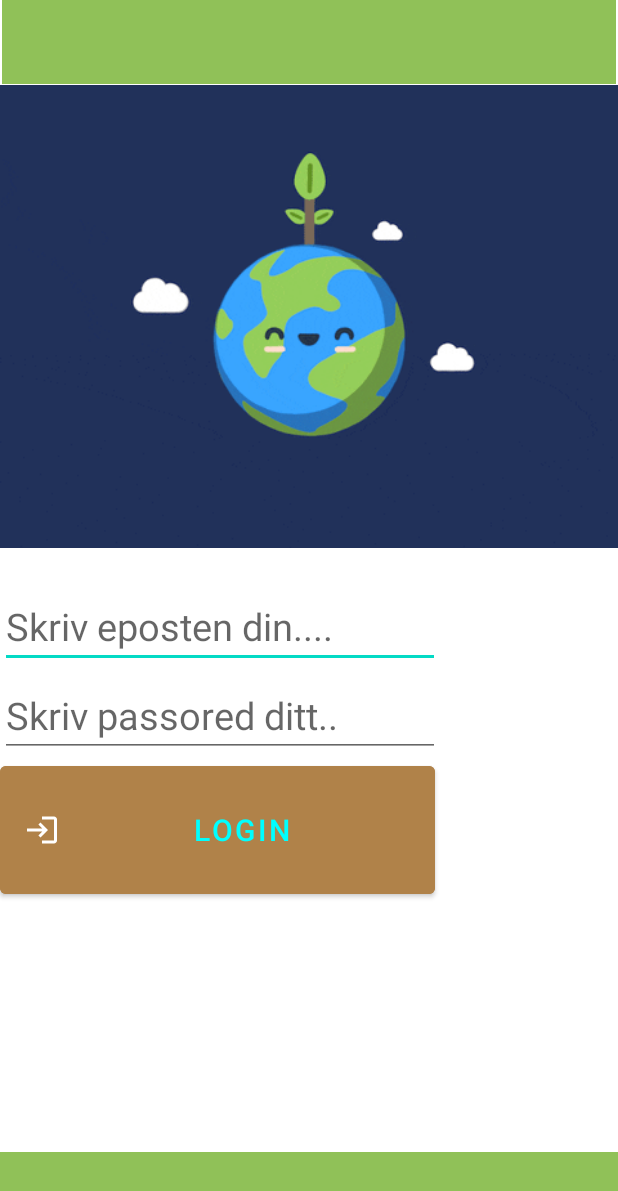
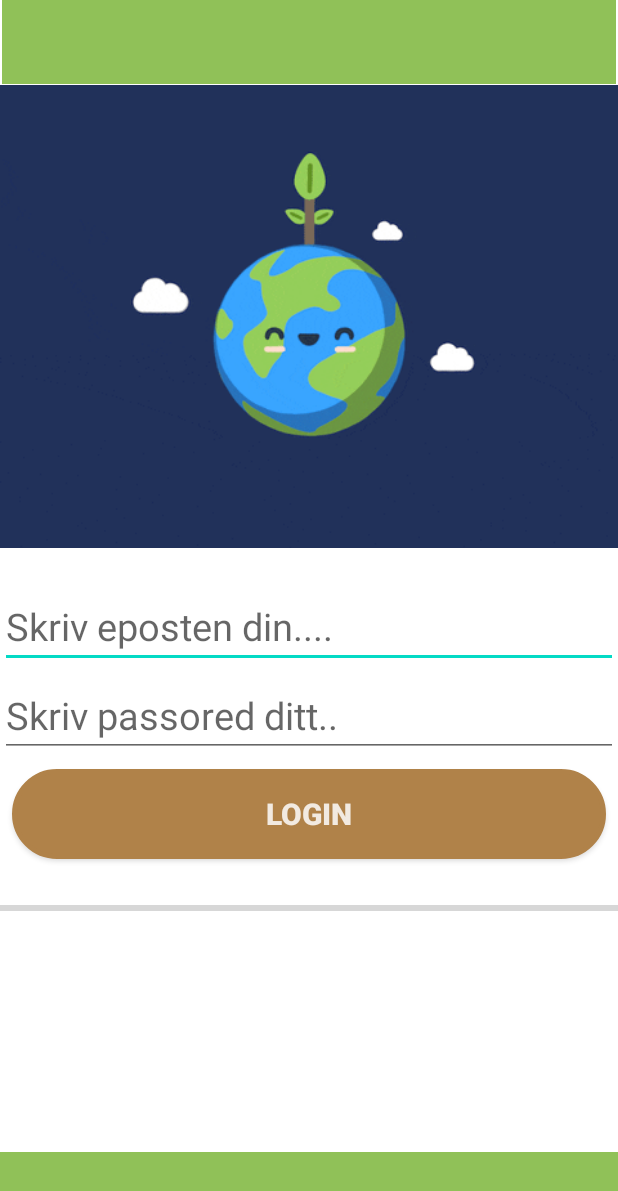
Before and after one commit to Mikebrowski/greenpay_c, an Android app: the RegisterActivityScreen screen opened directly, with no data from a screen before it, after a tap on "LOGIN", on a phone screen of 412 x 824 dp. Shown: the top 1191 px of the screen. Run offline under Robolectric (Android 15) with nearby library versions, the phone set to English and light mode, and no system bars; our stand-ins replace Firebase (no records; nobody signed in at launch, a user with empty details on screens opened directly); Roboto replaces fonts that are not available here.

Commit message:
ADDED NEW BRANCH WITH LOGIN nextup dis

```diff
--- a/app/src/main/java/com/example/greenpayremastered/LoginActivity.java
+++ b/app/src/main/java/com/example/greenpayremastered/LoginActivity.java
@@ -10,16 +10,14 @@ import android.util.Patterns;
 import android.view.View;
 import android.widget.Button;
 import android.widget.EditText;
+import android.widget.ProgressBar;
 import android.widget.Toast;
 
 import com.google.android.gms.tasks.OnCompleteListener;
 import com.google.android.gms.tasks.Task;
 import com.google.firebase.auth.AuthResult;
 import com.google.firebase.auth.FirebaseAuth;
-import com.google.firebase.auth.FirebaseUser;
-import com.google.firebase.database.DatabaseReference;
 import com.google.firebase.database.FirebaseDatabase;
-import com.google.firebase.firestore.auth.User;
 
 import database.UserData;
 
@@ -29,14 +27,16 @@ public class LoginActivity extends AppCompatActivity {
     private Button insideLoginBtn;
     private EditText inputEmail;
     private EditText inputPassword;
-
+    private ProgressBar progressBar;
 
     /*DB and ADAPTER*/
-    //UserData userData= new UserData();
+
+    UserData userData= new UserData();
     private FirebaseAuth mAuth;
     //private DatabaseReference myRef;
     private FirebaseAuth firebaseAuth;
     private FirebaseDatabase mFirebaseDatabase;
+
 
     @Override
     protected void onCreate(Bundle savedInstanceState) {
@@ -46,6 +46,10 @@ public class LoginActivity extends AppCompatActivity {
 
         inputEmail= (EditText) findViewById(R.id.inputEmail);
         inputPassword= (EditText) findViewById(R.id.inputPassword);
+        progressBar = (ProgressBar)findViewById(R.id.loginProgressBar);
+        progressBar.setVisibility(View.VISIBLE);
+
+
 
         mAuth = FirebaseAuth.getInstance();
         //myRef = mFirebaseDatabase.getReference().child("UserData");
@@ -76,12 +80,14 @@ public class LoginActivity extends AppCompatActivity {
             inputPassword.setError("Passord feltet må skrevet");
             inputPassword.requestFocus();
         }else {
+            progressBar.setVisibility(View.VISIBLE);
             mAuth.signInWithEmailAndPassword(emailString,passwordCheck).addOnCompleteListener(new OnCompleteListener<AuthResult>() {
                 @Override
                 public void onComplete(@NonNull Task<AuthResult> task) {
                     if(task.isSuccessful()){
                         Toast.makeText(LoginActivity.this,"Logget velykkende med følgende: "+inputEmail,Toast.LENGTH_LONG).show();
                         startActivity(new Intent(LoginActivity.this, LoginActivityScreen.class));
+                        progressBar.setVisibility(View.GONE);
                     }
 
                 }
--- a/app/src/main/java/com/example/greenpayremastered/RegisterActivityScreen.java
+++ b/app/src/main/java/com/example/greenpayremastered/RegisterActivityScreen.java
@@ -11,6 +11,7 @@ import android.util.Patterns;
 import android.view.View;
 import android.widget.Button;
 import android.widget.EditText;
+import android.widget.ProgressBar;
 import android.widget.Toast;
 
 import com.google.android.gms.tasks.OnCompleteListener;
@@ -27,6 +28,7 @@ public class RegisterActivityScreen extends AppCompatActivity {
 
     private EditText txtEmailAddress;
     private EditText txtPassword;
+    private EditText txtUsername;
     //private EditText editTextTextPassword2; SJEKKE OM BEGGE PASSWORD ER RIKTIG
 
     private FirebaseDatabase mFirebaseDatabase;
@@ -34,13 +36,14 @@ public class RegisterActivityScreen extends AppCompatActivity {
     private FirebaseAuth.AuthStateListener mAuthListener;
     private FirebaseAuth firebaseAuth;
     private DatabaseReference myRef;
+    private ProgressBar regprogressBar;
 
 
     //GUI
     private Button loginButton;    //loginBtnReg
     private Button registerButton;
+    private Object UserData;
     //private ProgressBar loadingPB;
-    UserData userData = new UserData();
 
 
     @Override
@@ -48,14 +51,21 @@ public class RegisterActivityScreen extends AppCompatActivity {
         super.onCreate(savedInstanceState);
         setContentView(R.layout.activity_register_screen);
 
-        txtEmailAddress =(EditText) findViewById(R.id.editTextViewEmail);
-        txtPassword =(EditText) findViewById(R.id.editTextTextPassword1);
-        registerButton =(Button) findViewById(R.id.registerButton);
-        loginButton=(Button) findViewById(R.id.insideLoginBtn);
+        txtEmailAddress = (EditText) findViewById(R.id.editTextViewEmail);
+        txtPassword = (EditText) findViewById(R.id.editTextTextPassword1);
+        txtUsername = (EditText) findViewById(R.id.usernameInput);  //usernameInput
+
+
+        registerButton = (Button) findViewById(R.id.registerButton);
+        loginButton = (Button) findViewById(R.id.insideLoginBtn);
+        regprogressBar = (ProgressBar) findViewById(R.id.regprogressBar);
+
+        regprogressBar.setVisibility(View.GONE);
+
 
         mAuth = FirebaseAuth.getInstance();
-        mFirebaseDatabase= FirebaseDatabase.getInstance();
-        myRef =mFirebaseDatabase.getReference().child("UserData");
+        mFirebaseDatabase = FirebaseDatabase.getInstance();
+        myRef = mFirebaseDatabase.getReference().child("UserData");
 
         registerButton.setOnClickListener(new View.OnClickListener() {
             @Override
@@ -68,7 +78,7 @@ public class RegisterActivityScreen extends AppCompatActivity {
         loginButton.setOnClickListener(new View.OnClickListener() {
             @Override
             public void onClick(View v) {
-                Intent newIntentRegLogin = new Intent(RegisterActivityScreen.this,LoginActivity.class);
+                Intent newIntentRegLogin = new Intent(RegisterActivityScreen.this, LoginActivity.class);
                 startActivity(newIntentRegLogin);
             }
         });
@@ -76,30 +86,54 @@ public class RegisterActivityScreen extends AppCompatActivity {
 
     }//end of onCreate
 
-        private void createUser()
-        {
-            /*THIS METHOD IS REQUIRED WITH LOG IN HOW DO I add the USERDATA?*/
-            String emailString = txtEmailAddress.getText().toString();//ALTERNATIVE CHECK IF matches(emailPattern)
+    private void createUser() {
+
+        //String username =
+
+        final String email = txtEmailAddress.getText().toString();//ALTERNATIVE CHECK IF matches(emailPattern)
         String passwordCheck = txtPassword.getText().toString(); //String emailPattern = "[a-zA-Z0-9._-]+@[a-z]+\\.+[a-z.]+";
+        final String username= txtUsername.getText().toString();
 
-            if(TextUtils.isEmpty(emailString)  && Patterns.EMAIL_ADDRESS.matcher(emailString).matches())
-            {
+        if (TextUtils.isEmpty(email) && Patterns.EMAIL_ADDRESS.matcher(email).matches()) {
             txtEmailAddress.setError("Epost kan ikke være blank og riktig skrevet");
             txtEmailAddress.requestFocus();
-            } else if(TextUtils.isEmpty(passwordCheck) ){
+        } else if (TextUtils.isEmpty(passwordCheck)) {
             txtPassword.setError("Passord feltet må være fult");
             txtPassword.requestFocus();
-            }else{
-                mAuth.createUserWithEmailAndPassword(emailString,passwordCheck).addOnCompleteListener(new OnCompleteListener<AuthResult>() {
+        } else if(TextUtils.isEmpty(username)){
+            txtUsername.getText().toString();
+            txtUsername.setError("Brukernavnet må være fult");
+            txtUsername.requestFocus();
+        }
+        else {
+            regprogressBar.setVisibility(View.VISIBLE);
+            mAuth.createUserWithEmailAndPassword(email, passwordCheck).addOnCompleteListener(new OnCompleteListener<AuthResult>() {
                 @Override
                 public void onComplete(@NonNull Task<AuthResult> task) {
-                        if(task.isSuccessful()){
-                            Toast.makeText(RegisterActivityScreen.this,"Brukeren laget "+txtEmailAddress.getText().toString(),Toast.LENGTH_LONG).show();
-                            Intent loggedInside = new Intent(RegisterActivityScreen.this,LoginActivityScreen.class);
+
+
+                    if (task.isSuccessful())
+                    {
+                        UserData userData = new UserData(email, username);
+                        //HVORFOR KAN JEG IKKE PUTTE INN getReference() INN HER myRef
+                        FirebaseDatabase.getInstance().getReference(userData.getUsername()).child(FirebaseAuth.getInstance().getUid()).setValue(userData).addOnCompleteListener(new OnCompleteListener<Void>()
+                                {
+                                    @Override
+                                    public void onComplete(@NonNull Task<Void> task)
+                                    {
+                                        regprogressBar.setVisibility(View.GONE);
+                                        if (task.isSuccessful()){
+                                            Toast.makeText(RegisterActivityScreen.this, "Brukeren laget " + txtEmailAddress.getText().toString(), Toast.LENGTH_LONG).show();
+                                            Intent loggedInside = new Intent(RegisterActivityScreen.this, LoginActivityScreen.class);
                                             startActivity(loggedInside);
+                                        }else{
+                                            //display error
                                         }
-                        else{
-                            Toast.makeText(RegisterActivityScreen.this,"Ugyldig epost eller passord", Toast.LENGTH_LONG).show();
+
+                                    }
+                        });
+                    } else {
+                        Toast.makeText(RegisterActivityScreen.this, "Ugyldig epost,passord eller brukernavn", Toast.LENGTH_LONG).show();
                     }
 
                 }
@@ -109,28 +143,23 @@ public class RegisterActivityScreen extends AppCompatActivity {
 
     }
 
-
-        private boolean validateEmailAdresse(EditText txtEmailAddress, EditText txtPassword)
-        {
+    private boolean validateEmailAdresse(EditText txtEmailAddress, EditText txtPassword) {
         String emailString = txtEmailAddress.getText().toString();//ALTERNATIVE CHECK IF matches(emailPattern)
         String passwordCheck = txtPassword.getText().toString(); //String emailPattern = "[a-zA-Z0-9._-]+@[a-z]+\\.+[a-z.]+";
 
-             if(!emailString.isEmpty()  && Patterns.EMAIL_ADDRESS.matcher(emailString).matches() && !passwordCheck.isEmpty())
-             {
+        if (!emailString.isEmpty() && Patterns.EMAIL_ADDRESS.matcher(emailString).matches() && !passwordCheck.isEmpty()) {
 
-                 userData.setEmail(txtEmailAddress.getText().toString());
-                 userData.setPassword(txtPassword.getText().toString());
+            //userData.setEmail(txtEmailAddress.getText().toString());
+            //userData.setPassword(txtPassword.getText().toString());
 
-                 myRef.push().setValue(userData);
-                 Toast.makeText(this,"Brukeren laget "+txtEmailAddress.getText().toString(),Toast.LENGTH_LONG).show();
+            //myRef.push().setValue(userData);
+            Toast.makeText(this, "Brukeren laget " + txtEmailAddress.getText().toString(), Toast.LENGTH_LONG).show();
             return true;
-             }else {
-                 Toast.makeText(this,"Ugyldig epost eller passord", Toast.LENGTH_LONG).show();
+        } else {
+            Toast.makeText(this, "Ugyldig epost eller passord", Toast.LENGTH_LONG).show();
             return false;
         }//end else
 
     } //end validateEmailAdresse
 
-
-
-}
+}//end of create user
--- a/app/src/main/java/database/UserData.java
+++ b/app/src/main/java/database/UserData.java
@@ -4,22 +4,36 @@ public class UserData {
 
     public String email;
     public String password;
+    public String username;
+
+
+    public String phone;
+    //CALCULATE SHOULD ALWAYS BE INT AND STRING SHOULD ALWAYS BE INPUT
 
 
     public UserData() {
-        this.email = email;
-        this.password = password;
+    }
+
+    public UserData(String emailString, String usernamecheck) {
+        this.email = emailString;
+        this.username = usernamecheck;
     }
 
     public void setEmail(String email) {
         this.email = email;
     }
 
-    public void setPassword(String password) {
-        this.password = password;
+    public void setUsername(String username) {
+        this.username = username;
     }
+
+    //public void setPhone(int phone){ this.phone= phone; }
     public String getEmail() {
         return email;
+    }
+
+    public String getUsername() {
+        return username;
     }
 
     public String getPassword() {
--- /dev/null
+++ b/app/src/main/res/drawable/loginshape.xml
@@ -0,0 +1,27 @@
+<?xml version="1.0" encoding="utf-8"?>
+<shape xmlns:android="http://schemas.android.com/apk/res/android" android:shape="rectangle" >
+    <solid android:color="#B08249"/>
+    <corners
+        android:topLeftRadius="5000dp"
+        android:topRightRadius="5000dp"
+        android:bottomLeftRadius="5000dp"
+        android:bottomRightRadius="5000dp"
+        />
+    <solid
+        android:color="#B08249"
+        />
+    <padding
+        android:left="0dp"
+        android:top="0dp"
+        android:right="0dp"
+        android:bottom="0dp"
+        />
+    <size
+        android:width="270dp"
+        android:height="60dp"
+        />
+    <stroke
+        android:width="3dp"
+        android:color="#B08249"
+        />
+</shape>
--- a/app/src/main/res/layout/loggetscreen.xml
+++ b/app/src/main/res/layout/loggetscreen.xml
@@ -41,8 +41,10 @@
         android:layout_height="0dp"
         app:layout_constraintBottom_toTopOf="@+id/loggedInTextview"
         app:layout_constraintEnd_toEndOf="parent"
+        app:layout_constraintHorizontal_bias="0.0"
         app:layout_constraintStart_toStartOf="parent"
-        app:layout_constraintTop_toBottomOf="@+id/textView6" />
+        app:layout_constraintTop_toBottomOf="@+id/textView6"
+        app:layout_constraintVertical_bias="0.0" />
 
     <Button
         android:id="@+id/logoutBtn"
--- a/app/src/main/res/layout/login_activity.xml
+++ b/app/src/main/res/layout/login_activity.xml
@@ -68,7 +68,7 @@
 
         <EditText
             android:id="@+id/inputEmail"
-            android:layout_width="wrap_content"
+            android:layout_width="match_parent"
             android:layout_height="wrap_content"
             android:layout_marginTop="24dp"
             android:ems="10"
@@ -78,7 +78,7 @@
 
         <EditText
             android:id="@+id/inputPassword"
-            android:layout_width="wrap_content"
+            android:layout_width="match_parent"
             android:layout_height="wrap_content"
             android:layout_marginTop="4dp"
             android:ems="10"
@@ -86,18 +86,23 @@
             android:inputType="textPassword"
             android:textSize="25sp" />
 
-        <Button
+        <androidx.appcompat.widget.AppCompatButton
             android:id="@+id/insideLoginBtn"
-            android:layout_width="290dp"
-            android:layout_height="97dp"
+            style="@style/buttonLogin"
+            android:layout_width="match_parent"
+            android:layout_height="wrap_content"
+            android:layout_marginBottom="16dp"
+            android:text="Login"
+            android:textColor="#D5FFFFFF"
+            android:textSize="20sp"
+            android:textStyle="bold"
+            app:icon="@drawable/ic_baseline_login_24" />
 
-            android:layout_marginBottom="16dp"
-            android:backgroundTint="#B08249"
-            android:drawableTop="@drawable/ic_baseline_login_24"
-            android:text="Login"
-            android:textColor="#00FFFF"
-            android:textSize="20sp"
-            app:icon="@drawable/ic_baseline_login_24" />
+        <ProgressBar
+            android:id="@+id/loginProgressBar"
+            style="?android:attr/progressBarStyleHorizontal"
+            android:layout_width="match_parent"
+            android:layout_height="50dp" />
     </LinearLayout>
 
 
--- a/app/src/main/res/values/themes.xml
+++ b/app/src/main/res/values/themes.xml
@@ -28,6 +28,13 @@
         <item name="android:background">@drawable/round_drawable</item>
     </style>
 
+    <style name="buttonLogin" >
+        <item name="android:textSize">19dp</item>
+        <item name="android:layout_margin">8dp</item>
+        <item name="android:padding">8dp</item>
+        <item name="android:background">@drawable/loginshape</item>
+    </style>
+
 
 <style name="AppBottomSheetDialogTheme" parent="Theme.Design.Light.BottomSheetDialog">
 <item name="bottomSheetStyle">@style/AppModalStyle</item>
```
Also changed, not shown: app/build.gradle (+6 -5 lines), app/src/main/java/com/example/greenpayremastered/LoginActivityScreen.java (+12 -1 lines), app/src/main/res/layout/activity_register_screen.xml (+57 -32 lines). Lines whose indentation alone changed are shown as unchanged.
